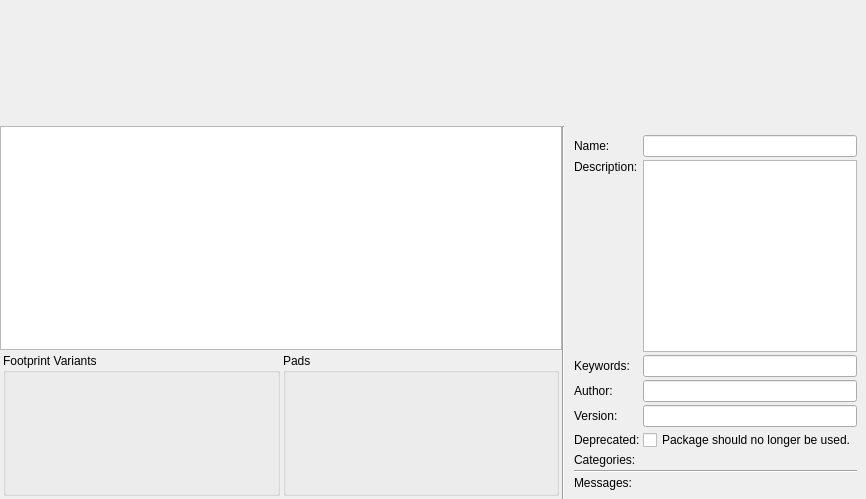
Above: libs/librepcb/editor/library/pkg/packageeditorwidget.ui from LibrePCB/LibrePCB before the change. Below: the same form after it.
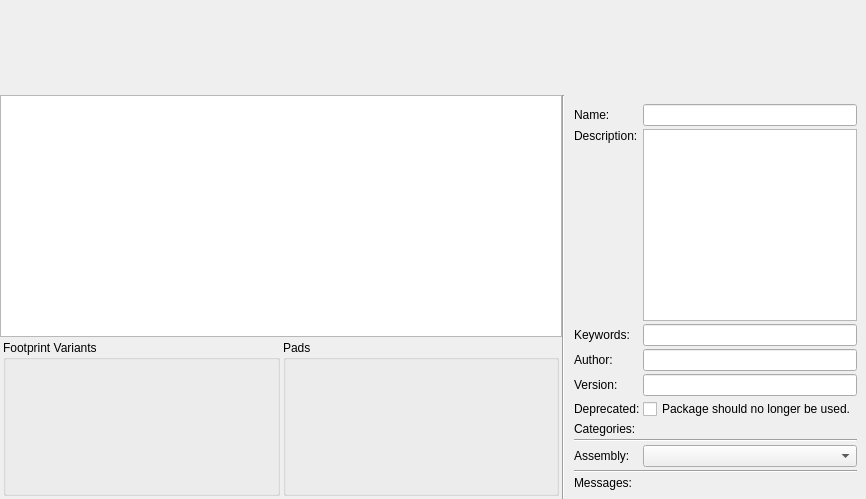
That is the form after the change. Custom widgets are drawn as their Qt base class.

Commit message: Add "assembly type" property to packages

```diff
--- a/libs/librepcb/editor/library/pkg/packageeditorwidget.ui
+++ b/libs/librepcb/editor/library/pkg/packageeditorwidget.ui
@@ -258,7 +258,7 @@
          </property>
         </widget>
        </item>
-       <item row="8" column="0">
+       <item row="10" column="0">
         <widget class="QLabel" name="label">
          <property name="text">
           <string>Messages:</string>
@@ -268,14 +268,14 @@
          </property>
         </widget>
        </item>
-       <item row="7" column="0" colspan="2">
+       <item row="9" column="0" colspan="2">
         <widget class="Line" name="line_2">
          <property name="orientation">
           <enum>Qt::Horizontal</enum>
          </property>
         </widget>
        </item>
-       <item row="8" column="1">
+       <item row="10" column="1">
         <widget class="librepcb::editor::RuleCheckListWidget" name="lstMessages" native="true">
          <property name="sizePolicy">
           <sizepolicy hsizetype="Preferred" vsizetype="Expanding">
@@ -285,6 +285,23 @@
          </property>
         </widget>
        </item>
+       <item row="8" column="0">
+        <widget class="QLabel" name="label_2">
+         <property name="text">
+          <string>Assembly:</string>
+         </property>
+        </widget>
+       </item>
+       <item row="7" column="0" colspan="2">
+        <widget class="Line" name="line_3">
+         <property name="orientation">
+          <enum>Qt::Horizontal</enum>
+         </property>
+        </widget>
+       </item>
+       <item row="8" column="1">
+        <widget class="QComboBox" name="cbxAssemblyType"/>
+       </item>
       </layout>
      </item>
     </layout>
```
The commit also changes 12 other files.
